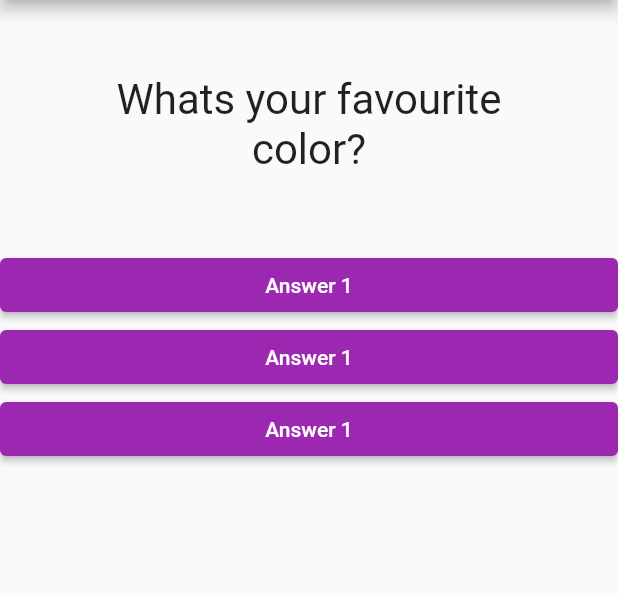
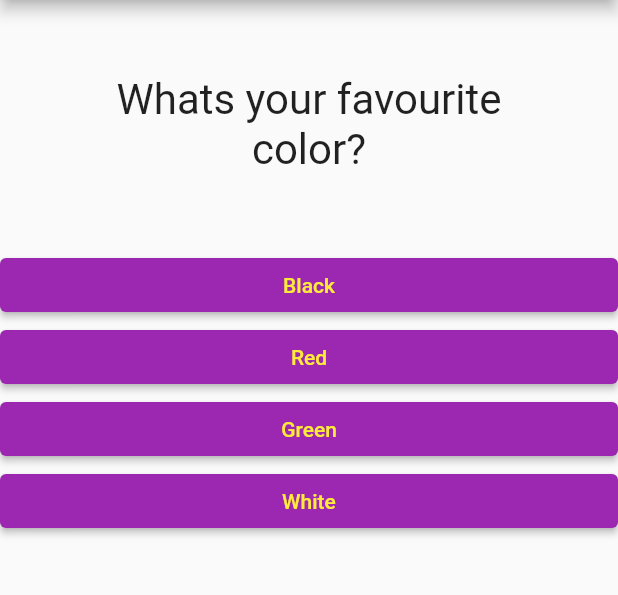
Before and after one commit to kmjaman/flutter-app, a Flutter app: the screen it shows after launch, on a phone screen of 412 x 824 dp, the part 84-679 px from its top. Run offline on Flutter 3.47's test engine with Material 2 defaults, Android fonts, the phone set to English and light mode, and no system bars.

Commit message:
added more questions and answers

```diff
--- a/lib/answer.dart
+++ b/lib/answer.dart
@@ -3,16 +3,18 @@ import 'package:flutter/material.dart';
 class Answer extends StatelessWidget {
 
   final Function() selectAnswer;
+  final String answerText;
 
-  Answer(this.selectAnswer);
+  Answer(this.selectAnswer, this.answerText);
 
   @override
   Widget build(BuildContext context) {
     return Container(
       width: double.infinity,
       child: ElevatedButton(
-        style: ElevatedButton.styleFrom(primary: Colors.purple),
-        child: Text('Answer 1'),
+
+        style: ElevatedButton.styleFrom(primary: Colors.purple, onPrimary: Colors.yellow),
+        child: Text(answerText),
         onPressed: selectAnswer,
       ),
     );
--- a/lib/main.dart
+++ b/lib/main.dart
@@ -9,6 +9,7 @@ class MyApp extends StatefulWidget {
 
   @override
   State<StatefulWidget> createState() {
+    // ignore: todo
     // TODO: implement createState
     return _MyAppState();
   }
@@ -30,9 +31,16 @@ class _MyAppState extends State<MyApp> {
 
   @override
   Widget build(BuildContext context) {
-    var questions = [
-      'What\s your favourite color?',
-      'What\s your favourite animal?',
+    List questions = [
+      {
+        'questionText': 'What\s your favourite color?', 'answer': ['Black', 'Red', 'Green', 'White'],
+      },
+      {
+        'questionText': 'What\s your favourite animal?', 'answer': ['Rabbit', 'Snake', 'Elephant', 'Lion'],
+      },
+      {
+        'questionText': 'What\s your favourite food?', 'answer': ['Rice', 'Pizza', 'Burger', 'Donut'],
+      }
     ];
     return MaterialApp(
       home: Scaffold(
@@ -42,11 +50,11 @@ class _MyAppState extends State<MyApp> {
           body: Column(
             children: [
               Question(
-                questions[_questionIndex],
+                questions[_questionIndex]['questionText'],
               ),
-              Answer(_answerQuestion),
-              Answer(_answerQuestion),
-              Answer(_answerQuestion),
+              ...(questions[_questionIndex]['answer'] as List<String>).map((answer) {
+                return Answer(_answerQuestion, answer);
+              }).toList()
             ],
           ),
       ),
```
